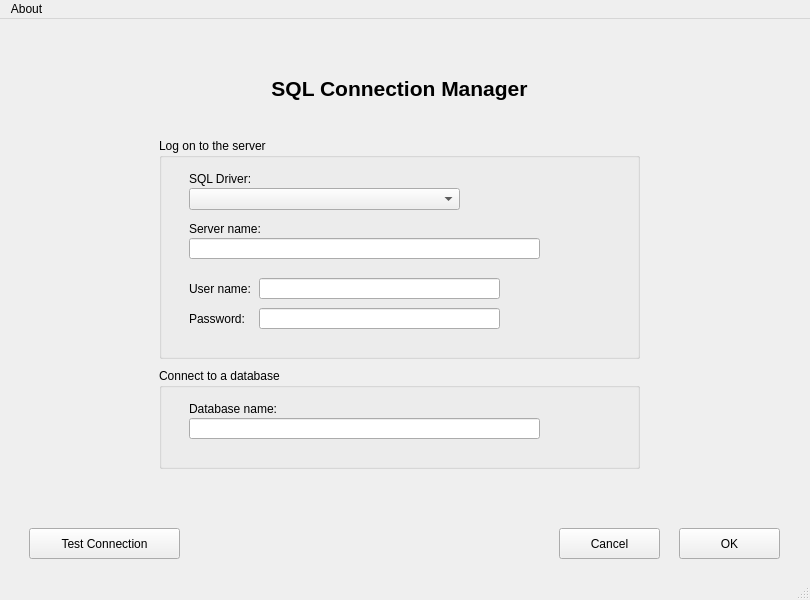
Above: closest_neighbor.ui from MJTFreeTime/Closest-Neighbor before the change. Below: the same form after it.
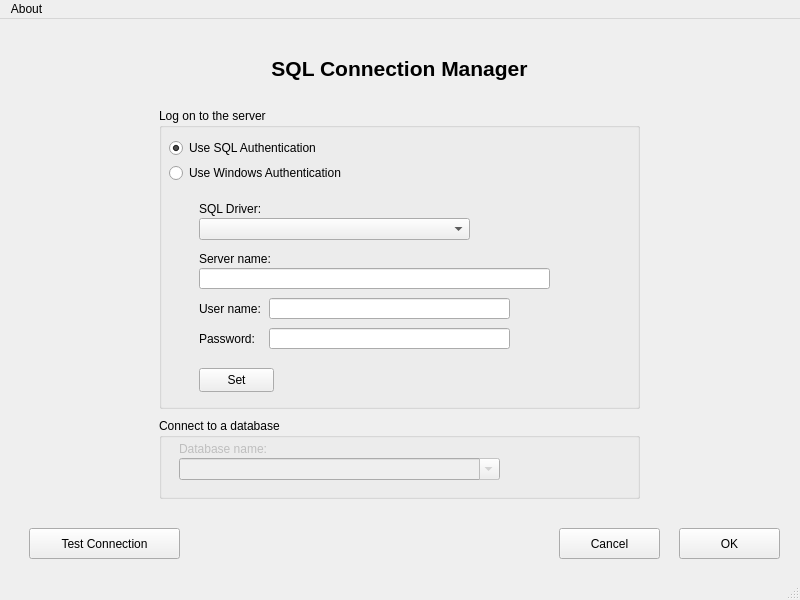
That is the form after the change.

```diff
--- a/closest_neighbor.ui
+++ b/closest_neighbor.ui
@@ -6,7 +6,7 @@
    <rect>
     <x>0</x>
     <y>0</y>
-    <width>810</width>
+    <width>800</width>
     <height>600</height>
    </rect>
   </property>
@@ -124,7 +124,7 @@
       <property name="geometry">
        <rect>
         <x>210</x>
-        <y>20</y>
+        <y>0</y>
         <width>381</width>
         <height>101</height>
        </rect>
@@ -146,48 +146,57 @@
       <property name="geometry">
        <rect>
         <x>160</x>
-        <y>120</y>
+        <y>90</y>
         <width>481</width>
-        <height>221</height>
+        <height>301</height>
        </rect>
       </property>
       <property name="title">
        <string>Log on to the server</string>
       </property>
-      <widget class="QLabel" name="server_name_label">
+      <widget class="QRadioButton" name="windows_auth_button">
        <property name="geometry">
         <rect>
-         <x>30</x>
-         <y>80</y>
-         <width>71</width>
-         <height>21</height>
+         <x>10</x>
+         <y>55</y>
+         <width>181</width>
+         <height>20</height>
         </rect>
        </property>
        <property name="text">
-        <string>Server name:</string>
+        <string>Use Windows Authentication</string>
        </property>
       </widget>
-      <widget class="QLineEdit" name="server_name_input">
+      <widget class="QRadioButton" name="sql_auth_button">
        <property name="geometry">
         <rect>
-         <x>30</x>
-         <y>100</y>
-         <width>351</width>
-         <height>21</height>
+         <x>10</x>
+         <y>30</y>
+         <width>151</width>
+         <height>20</height>
         </rect>
        </property>
        <property name="toolTip">
         <string/>
        </property>
        <property name="text">
-        <string/>
+        <string>Use SQL Authentication</string>
        </property>
+       <property name="checked">
+        <bool>true</bool>
+       </property>
+       <property name="autoExclusive">
+        <bool>false</bool>
+       </property>
+       <attribute name="buttonGroup">
+        <string notr="true">authorization_button_group</string>
+       </attribute>
       </widget>
       <widget class="QLabel" name="sql_driver_label">
        <property name="geometry">
         <rect>
-         <x>30</x>
-         <y>30</y>
+         <x>40</x>
+         <y>90</y>
          <width>111</width>
          <height>21</height>
         </rect>
@@ -197,10 +206,13 @@
        </property>
       </widget>
       <widget class="QComboBox" name="sql_driver_box">
+       <property name="enabled">
+        <bool>true</bool>
+       </property>
        <property name="geometry">
         <rect>
-         <x>30</x>
-         <y>50</y>
+         <x>40</x>
+         <y>110</y>
          <width>271</width>
          <height>22</height>
         </rect>
@@ -209,11 +221,69 @@
         <bool>false</bool>
        </property>
       </widget>
+      <widget class="QPushButton" name="set_authentication_button">
+       <property name="geometry">
+        <rect>
+         <x>40</x>
+         <y>260</y>
+         <width>75</width>
+         <height>24</height>
+        </rect>
+       </property>
+       <property name="text">
+        <string>Set</string>
+       </property>
+      </widget>
+      <widget class="QLabel" name="server_name_label">
+       <property name="geometry">
+        <rect>
+         <x>40</x>
+         <y>140</y>
+         <width>71</width>
+         <height>21</height>
+        </rect>
+       </property>
+       <property name="text">
+        <string>Server name:</string>
+       </property>
+      </widget>
+      <widget class="QLineEdit" name="server_name_input">
+       <property name="geometry">
+        <rect>
+         <x>40</x>
+         <y>160</y>
+         <width>351</width>
+         <height>21</height>
+        </rect>
+       </property>
+       <property name="toolTip">
+        <string/>
+       </property>
+       <property name="text">
+        <string/>
+       </property>
+      </widget>
+      <widget class="QLineEdit" name="password_input">
+       <property name="geometry">
+        <rect>
+         <x>110</x>
+         <y>220</y>
+         <width>241</width>
+         <height>21</height>
+        </rect>
+       </property>
+       <property name="toolTip">
+        <string/>
+       </property>
+       <property name="text">
+        <string/>
+       </property>
+      </widget>
       <widget class="QLineEdit" name="user_name_input">
        <property name="geometry">
         <rect>
-         <x>100</x>
-         <y>140</y>
+         <x>110</x>
+         <y>190</y>
          <width>241</width>
          <height>21</height>
         </rect>
@@ -226,11 +296,14 @@
        </property>
       </widget>
       <widget class="QLabel" name="user_name_label">
+       <property name="enabled">
+        <bool>true</bool>
+       </property>
        <property name="geometry">
         <rect>
-         <x>30</x>
-         <y>140</y>
-         <width>71</width>
+         <x>40</x>
+         <y>190</y>
+         <width>61</width>
          <height>21</height>
         </rect>
        </property>
@@ -238,28 +311,12 @@
         <string>User name:</string>
        </property>
       </widget>
-      <widget class="QLineEdit" name="password_input">
-       <property name="geometry">
-        <rect>
-         <x>100</x>
-         <y>170</y>
-         <width>241</width>
-         <height>21</height>
-        </rect>
-       </property>
-       <property name="toolTip">
-        <string/>
-       </property>
-       <property name="text">
-        <string/>
-       </property>
-      </widget>
       <widget class="QLabel" name="password_label">
        <property name="geometry">
         <rect>
-         <x>30</x>
-         <y>170</y>
-         <width>71</width>
+         <x>40</x>
+         <y>220</y>
+         <width>61</width>
          <height>21</height>
         </rect>
        </property>
@@ -272,19 +329,22 @@
       <property name="geometry">
        <rect>
         <x>160</x>
-        <y>350</y>
+        <y>400</y>
         <width>481</width>
-        <height>101</height>
+        <height>81</height>
        </rect>
       </property>
       <property name="title">
        <string>Connect to a database</string>
       </property>
       <widget class="QLabel" name="database_name_label">
+       <property name="enabled">
+        <bool>false</bool>
+       </property>
        <property name="geometry">
         <rect>
-         <x>30</x>
-         <y>30</y>
+         <x>20</x>
+         <y>20</y>
          <width>91</width>
          <height>21</height>
         </rect>
@@ -293,20 +353,20 @@
         <string>Database name:</string>
        </property>
       </widget>
-      <widget class="QLineEdit" name="database_name_input">
+      <widget class="QComboBox" name="database_name_input">
+       <property name="enabled">
+        <bool>false</bool>
+       </property>
        <property name="geometry">
         <rect>
-         <x>30</x>
-         <y>50</y>
-         <width>351</width>
-         <height>21</height>
+         <x>20</x>
+         <y>40</y>
+         <width>321</width>
+         <height>22</height>
         </rect>
        </property>
-       <property name="toolTip">
-        <string/>
-       </property>
-       <property name="text">
-        <string/>
+       <property name="editable">
+        <bool>true</bool>
        </property>
       </widget>
      </widget>
@@ -360,7 +420,7 @@
     <rect>
      <x>0</x>
      <y>0</y>
-     <width>810</width>
+     <width>800</width>
      <height>22</height>
     </rect>
    </property>
```
Left out of the diff: 32 changed lines with no effect on the pictures.
